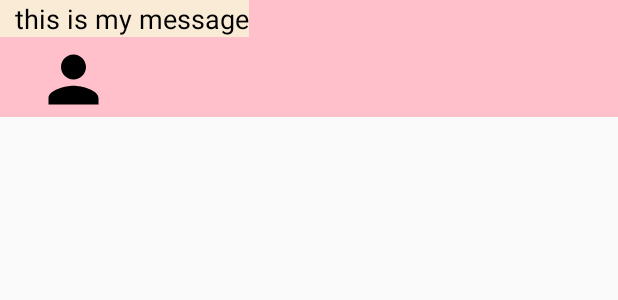
After one commit to Henrydykee/Messenger, an Android app: the layout chat_from_row.xml on its own in the app's theme, with its tools: preview values and no code run, on a phone screen of 412 x 824 dp. The commit adds this screen. Shown: the top 300 px of the screen. Run offline under Robolectric (Android 15) with nearby library versions, the phone set to English and light mode, and no system bars.

Commit message:
initial commit

```diff
--- /dev/null
+++ b/app/src/main/res/layout/chat_from_row.xml
@@ -0,0 +1,39 @@
+<?xml version="1.0" encoding="utf-8"?>
+<androidx.constraintlayout.widget.ConstraintLayout xmlns:android="http://schemas.android.com/apk/res/android"
+    xmlns:app="http://schemas.android.com/apk/res-auto"
+    xmlns:tools="http://schemas.android.com/tools"
+    android:id="@+id/linearLayout2"
+    android:layout_width="match_parent"
+    android:background="@color/pink"
+    android:layout_height="wrap_content"
+    android:layout_marginBottom="16dp"
+    android:orientation="vertical">
+
+    <TextView
+        android:maxWidth="240dp"
+        android:paddingLeft="10dp"
+        android:textColor="@color/black"
+        android:textSize="18sp"
+        android:layout_marginLeft="8dp"
+        android:layout_marginStart="8dp"
+        android:text="this is my message"
+        android:id="@+id/textView_from"
+        android:layout_width="wrap_content"
+        android:layout_height="wrap_content"
+        android:background="@color/antique_white"
+        app:layout_constraintBottom_toBottomOf="@+id/imageView"
+        app:layout_constraintStart_toEndOf="@+id/imageView"
+        app:layout_constraintTop_toTopOf="@+id/imageView"
+        app:layout_constraintVertical_bias="0.58" />
+
+    <ImageView
+        android:id="@+id/imageview_dp_from"
+        android:layout_width="50dp"
+        android:layout_height="50dp"
+        android:layout_marginStart="24dp"
+        android:layout_marginLeft="24dp"
+        android:layout_marginTop="28dp"
+        app:layout_constraintStart_toStartOf="parent"
+        app:layout_constraintTop_toTopOf="parent"
+        app:srcCompat="@drawable/ic_person_black_24dp" />
+</androidx.constraintlayout.widget.ConstraintLayout>
--- a/build.gradle
+++ b/build.gradle
@@ -13,7 +13,7 @@ buildscript {
         // NOTE: Do not place your application dependencies here; they belong
         // in the individual module build.gradle files
 
-        classpath 'com.google.gms:google-services:4.3.1'
+        classpath 'com.google.gms:google-services:4.3.2'
             // ...
 
     }
```
Also changed, not shown: app/src/main/AndroidManifest.xml (+8 -2 lines), app/src/main/java/com/example/messenger/ChatLogActivity.kt (added, +124 -0 lines), app/src/main/java/com/example/messenger/LatestMessagesActivity.kt (+26 -0 lines), app/src/main/java/com/example/messenger/NewMessageActivity.kt (+14 -2 lines), app/src/main/res/drawable/ic_people_black_24dp.xml (added, +9 -0 lines), app/src/main/res/layout/activity_chat_log.xml (added, +47 -0 lines), app/src/main/res/layout/chat_to_row.xml (added, +38 -0 lines), app/src/main/res/menu/nav_menu.xml (+7 -3 lines).
